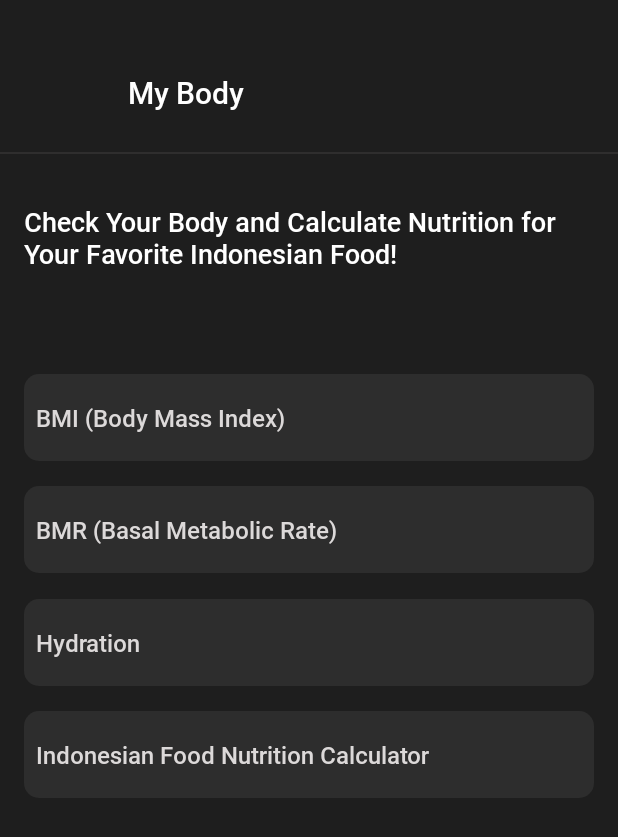
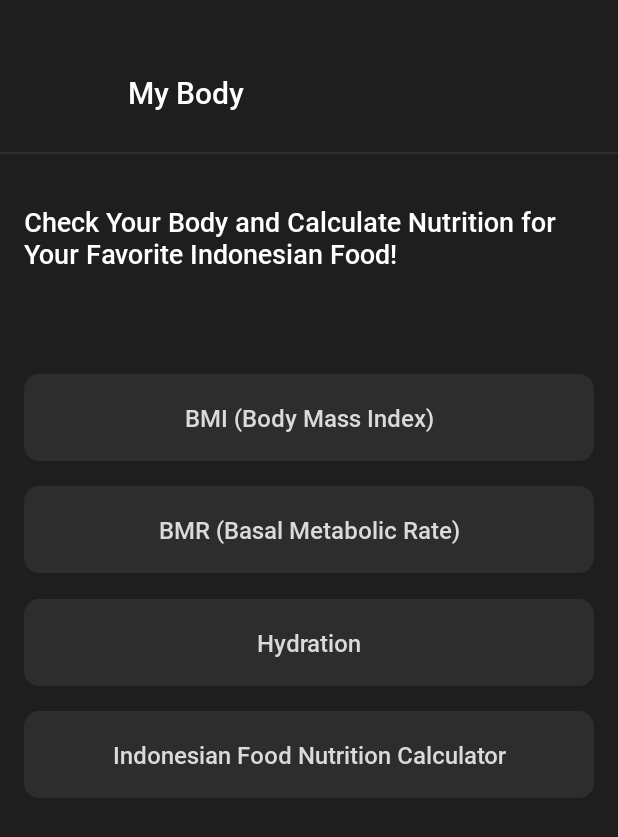
Before and after one commit to Capstone-C241-PS122/Mobile-Development, an Android app: the fragment MyBodyFragment placed in its activity, on a phone screen of 412 x 824 dp. Shown: the top 837 px of the screen. Run offline under Robolectric (Android 15) with nearby library versions, the phone set to English and light mode, and no system bars; our stand-ins replace Room's generated code; 1 statement that could not run was skipped.

Commit message:
ui adjustment

```diff
--- a/app/src/main/res/layout/fragment_my_body.xml
+++ b/app/src/main/res/layout/fragment_my_body.xml
@@ -29,7 +29,7 @@
                 android:fontFamily="@font/roboto_medium"
                 android:padding="8dp"
                 android:text="@string/bmi_body_mass_index"
-                android:textAlignment="textStart"
+                android:textAlignment="center"
                 android:textAllCaps="false"
                 android:textColor="@color/colorTextgrey"
                 android:textSize="16sp"
@@ -49,7 +49,7 @@
                 android:fontFamily="@font/roboto_medium"
                 android:padding="8dp"
                 android:text="@string/bmr_basal_metabolic_rate"
-                android:textAlignment="textStart"
+                android:textAlignment="center"
                 android:textAllCaps="false"
                 android:textColor="@color/colorTextgrey"
                 android:textSize="16sp"
@@ -69,7 +69,7 @@
                 android:fontFamily="@font/roboto_medium"
                 android:padding="8dp"
                 android:text="@string/hydration"
-                android:textAlignment="textStart"
+                android:textAlignment="center"
                 android:textAllCaps="false"
                 android:textColor="@color/colorTextgrey"
                 android:textSize="16sp"
@@ -89,7 +89,7 @@
                 android:fontFamily="@font/roboto_medium"
                 android:padding="8dp"
                 android:text="@string/indonesian_food_nutrition_calculator"
-                android:textAlignment="textStart"
+                android:textAlignment="center"
                 android:textAllCaps="false"
                 android:textColor="@color/colorTextgrey"
                 android:textSize="16sp"
```
